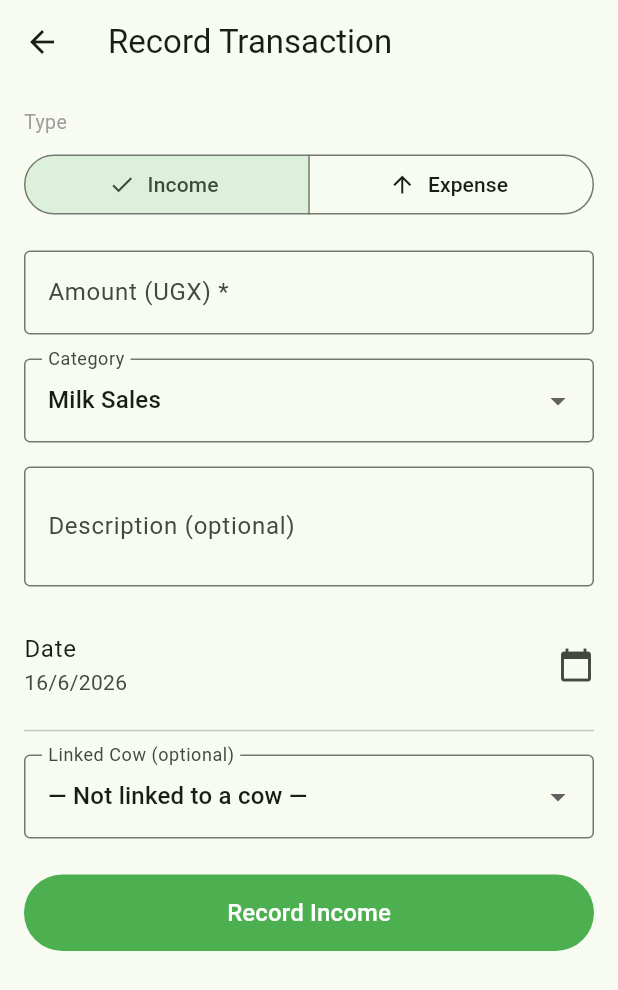
After one commit to Emma-Ssali/MyCOW, a Flutter app: the screen it shows after launch, item 3 of the bottom bar chosen, after a tap on the "add" icon, on a phone screen of 412 x 824 dp. The commit adds this screen. Shown: the top 990 px of the screen. Run offline on Flutter 3.47's test engine with Material 3 defaults, Android fonts, the light colour scheme and no system bars; our stand-ins replace image_picker, isar; accounts and stored records are empty; generated files the repository leaves out were written again.

Commit message:
Add transaction form (income/expense), finance tab, finance screen placeholder

```diff
--- a/lib/main.dart
+++ b/lib/main.dart
@@ -5,6 +5,7 @@ import 'models/cow.dart';
 import 'screens/cow_list_screen.dart';
 import 'screens/dashboard_screen.dart';
 import 'models/transaction.dart';
+import 'screens/finance_screen.dart';
 
 late Isar isar;
 
@@ -51,6 +52,7 @@ class _MainNavigationState extends State<MainNavigation> {
   final List<Widget> _screens = const [
     DashboardScreen(),
     CowListScreen(),
+    FinanceScreen(),
   ];
 
   @override
@@ -73,6 +75,11 @@ class _MainNavigationState extends State<MainNavigation> {
             selectedIcon: Icon(Icons.pets),
             label: 'My Cows',
           ),
+          NavigationDestination(
+            icon: Icon(Icons.account_balance_wallet_outlined),
+            selectedIcon: Icon(Icons.account_balance_wallet),
+            label: 'Finance',
+          ),
         ],
       ),
     );
--- /dev/null
+++ b/lib/screens/add_transaction_screen.dart
@@ -0,0 +1,263 @@
+import 'package:flutter/material.dart';
+import 'package:isar/isar.dart';
+import '../main.dart';
+import '../models/transaction.dart';
+import '../models/cow.dart';
+import '../constants/transaction_categories.dart';
+
+/// Form screen for recording a new income or expense transaction.
+class AddTransactionScreen extends StatefulWidget {
+  const AddTransactionScreen({super.key});
+
+  @override
+  State<AddTransactionScreen> createState() => _AddTransactionScreenState();
+}
+
+class _AddTransactionScreenState extends State<AddTransactionScreen> {
+  final _formKey = GlobalKey<FormState>();
+  final _amountController = TextEditingController();
+  final _descriptionController = TextEditingController();
+
+  // Default to income.
+  TransactionType _type = TransactionType.income;
+
+  // Category string — driven by the type selection.
+  String _selectedCategory = kIncomeCategoryStrings.first;
+
+  // Date defaults to today.
+  DateTime _date = DateTime.now();
+
+  // Optional cow link.
+  int? _selectedCowId;
+
+  // List of cows loaded from Isar for the cow picker dropdown.
+  List<Cow> _cows = [];
+
+  @override
+  void initState() {
+    super.initState();
+    _loadCows();
+  }
+
+  @override
+  void dispose() {
+    _amountController.dispose();
+    _descriptionController.dispose();
+    super.dispose();
+  }
+
+  /// Loads all cows for the optional cow link dropdown.
+  Future<void> _loadCows() async {
+    final cows = await isar.cows.where().findAll();
+    setState(() => _cows = cows);
+  }
+
+  /// When the transaction type changes, reset the category
+  /// to the first option of the new type's list.
+  void _onTypeChanged(TransactionType type) {
+    setState(() {
+      _type = type;
+      _selectedCategory = type == TransactionType.income
+          ? kIncomeCategoryStrings.first
+          : kExpenseCategoryStrings.first;
+    });
+  }
+
+  Future<void> _pickDate() async {
+    final picked = await showDatePicker(
+      context: context,
+      initialDate: _date,
+      firstDate: DateTime(2000),
+      lastDate: DateTime.now(),
+    );
+    if (picked != null) setState(() => _date = picked);
+  }
+
+  Future<void> _save() async {
+    if (!_formKey.currentState!.validate()) return;
+
+    final amount = double.tryParse(
+          _amountController.text.trim().replaceAll(',', ''),
+        ) ??
+        0.0;
+
+    final transaction = FarmTransaction()
+      ..type = _type
+      ..amountUgx = amount
+      ..category = _selectedCategory
+      ..description = _descriptionController.text.trim().isEmpty
+          ? null
+          : _descriptionController.text.trim()
+      ..date = _date
+      ..cowId = _selectedCowId
+      ..createdAt = DateTime.now()
+      ..updatedAt = DateTime.now();
+
+    await isar.writeTxn(() async {
+      await isar.farmTransactions.put(transaction);
+    });
+
+    if (mounted) Navigator.pop(context, true);
+  }
+
+  String _formatDate(DateTime date) =>
+      '${date.day}/${date.month}/${date.year}';
+
+  /// Returns the correct category list based on current type.
+  List<String> get _categories => _type == TransactionType.income
+      ? kIncomeCategoryStrings
+      : kExpenseCategoryStrings;
+
+  @override
+  Widget build(BuildContext context) {
+    return Scaffold(
+      appBar: AppBar(title: const Text('Record Transaction')),
+      body: Form(
+        key: _formKey,
+        child: ListView(
+          padding: const EdgeInsets.all(16),
+          children: [
+            // Transaction type toggle — Income or Expense.
+            const Text(
+              'Type',
+              style: TextStyle(fontSize: 13, color: Colors.grey),
+            ),
+            const SizedBox(height: 8),
+            SegmentedButton<TransactionType>(
+              segments: const [
+                ButtonSegment(
+                  value: TransactionType.income,
+                  label: Text('Income'),
+                  icon: Icon(Icons.arrow_downward),
+                ),
+                ButtonSegment(
+                  value: TransactionType.expense,
+                  label: Text('Expense'),
+                  icon: Icon(Icons.arrow_upward),
+                ),
+              ],
+              selected: {_type},
+              onSelectionChanged: (set) => _onTypeChanged(set.first),
+              style: ButtonStyle(
+                // Color the selected segment green for income, red for expense.
+                backgroundColor: WidgetStateProperty.resolveWith((states) {
+                  if (states.contains(WidgetState.selected)) {
+                    return _type == TransactionType.income
+                        ? Colors.green.withValues(alpha: 0.15)
+                        : Colors.red.withValues(alpha: 0.15);
+                  }
+                  return null;
+                }),
+              ),
+            ),
+            const SizedBox(height: 20),
+
+            // Amount field in UGX.
+            TextFormField(
+              controller: _amountController,
+              keyboardType: TextInputType.number,
+              decoration: const InputDecoration(
+                labelText: 'Amount (UGX) *',
+                hintText: 'e.g. 50000',
+                prefixText: 'UGX ',
+                border: OutlineInputBorder(),
+              ),
+              validator: (value) {
+                if (value == null || value.trim().isEmpty) {
+                  return 'Please enter an amount';
+                }
+                final parsed = double.tryParse(
+                  value.trim().replaceAll(',', ''),
+                );
+                if (parsed == null || parsed <= 0) {
+                  return 'Please enter a valid amount';
+                }
+                return null;
+              },
+            ),
+            const SizedBox(height: 16),
+
+            // Category dropdown — changes based on type.
+            DropdownButtonFormField<String>(
+              initialValue: _selectedCategory,
+              decoration: const InputDecoration(
+                labelText: 'Category',
+                border: OutlineInputBorder(),
+              ),
+              items: _categories
+                  .map((c) => DropdownMenuItem(value: c, child: Text(c)))
+                  .toList(),
+              onChanged: (value) =>
+                  setState(() => _selectedCategory = value!),
+            ),
+            const SizedBox(height: 16),
+
+            // Description field — optional.
+            TextFormField(
+              controller: _descriptionController,
+              decoration: const InputDecoration(
+                labelText: 'Description (optional)',
+                hintText: 'e.g. Sold 20 litres to Kampala Dairy',
+                border: OutlineInputBorder(),
+              ),
+              maxLines: 2,
+            ),
+            const SizedBox(height: 16),
+
+            // Date picker.
+            ListTile(
+              contentPadding: EdgeInsets.zero,
+              title: const Text('Date'),
+              subtitle: Text(_formatDate(_date)),
+              trailing: const Icon(Icons.calendar_today),
+              onTap: _pickDate,
+            ),
+            const Divider(),
+            const SizedBox(height: 8),
+
+            // Optional cow link dropdown.
+            DropdownButtonFormField<int?>(
+              initialValue: _selectedCowId,
+              decoration: const InputDecoration(
+                labelText: 'Linked Cow (optional)',
+                border: OutlineInputBorder(),
+              ),
+              items: [
+                const DropdownMenuItem(
+                  value: null,
+                  child: Text('— Not linked to a cow —'),
+                ),
+                ..._cows.map(
+                  (cow) => DropdownMenuItem(
+                    value: cow.id,
+                    child: Text('Tag: ${cow.tagNumber} (${cow.breed})'),
+                  ),
+                ),
+              ],
+              onChanged: (value) =>
+                  setState(() => _selectedCowId = value),
+            ),
+            const SizedBox(height: 24),
+
+            // Save button — colored based on type.
+            FilledButton(
+              onPressed: _save,
+              style: FilledButton.styleFrom(
+                backgroundColor: _type == TransactionType.income
+                    ? Colors.green
+                    : Colors.red,
+                padding: const EdgeInsets.symmetric(vertical: 14),
+              ),
+              child: Text(
+                _type == TransactionType.income
+                    ? 'Record Income'
+                    : 'Record Expense',
+                style: const TextStyle(fontSize: 16),
+              ),
+            ),
+          ],
+        ),
+      ),
+    );
+  }
+}
--- /dev/null
+++ b/lib/screens/finance_screen.dart
@@ -0,0 +1,33 @@
+import 'package:flutter/material.dart';
+import 'add_transaction_screen.dart';
+
+/// Finance screen — lists all transactions and provides access to recording new ones.
+/// Full list implementation comes in the next step.
+class FinanceScreen extends StatelessWidget {
+  const FinanceScreen({super.key});
+
+  @override
+  Widget build(BuildContext context) {
+    return Scaffold(
+      appBar: AppBar(title: const Text('Finance')),
+      body: const Center(
+        child: Text(
+          'No transactions yet.\nTap + to record one.',
+          textAlign: TextAlign.center,
+          style: TextStyle(fontSize: 16, color: Colors.grey),
+        ),
+      ),
+      floatingActionButton: FloatingActionButton(
+        onPressed: () async {
+          await Navigator.push<bool>(
+            context,
+            MaterialPageRoute(
+              builder: (context) => const AddTransactionScreen(),
+            ),
+          );
+        },
+        child: const Icon(Icons.add),
+      ),
+    );
+  }
+}
```
